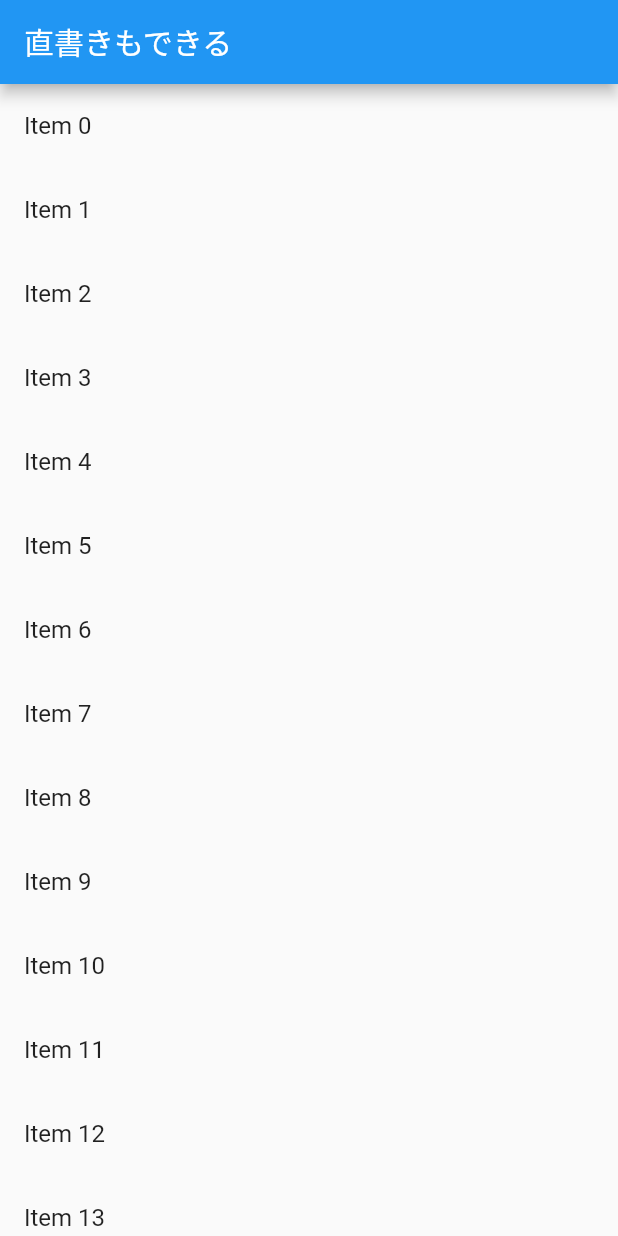
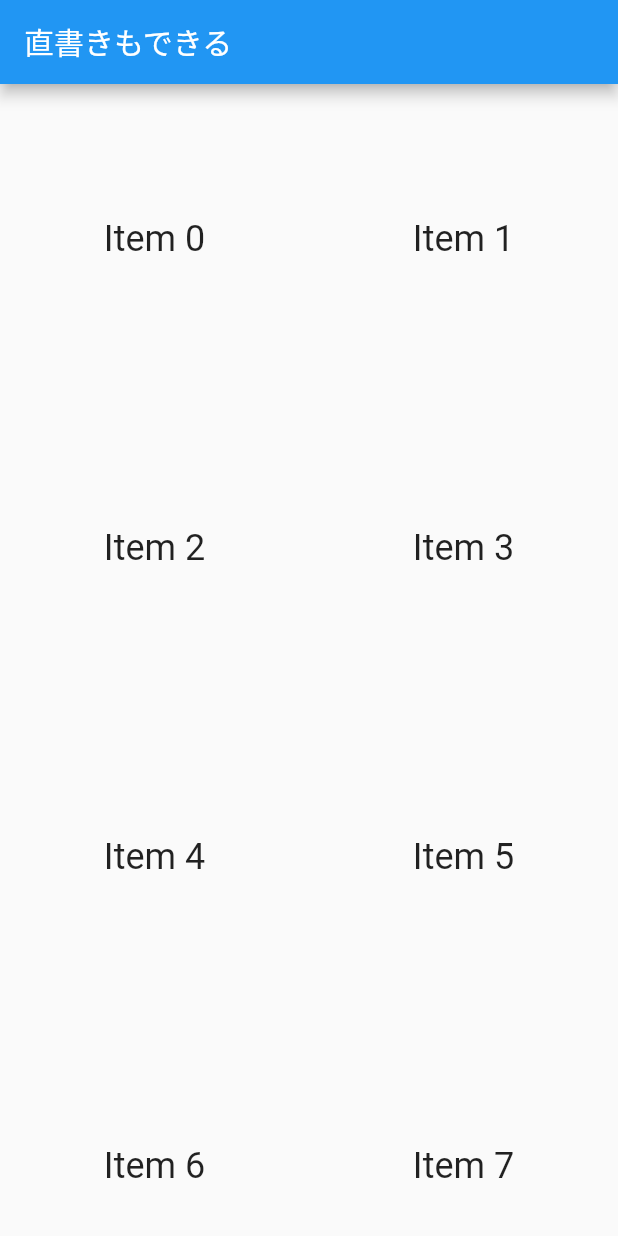
Before and after one commit to t-sakurai816/flutter-demo, a Flutter app: the screen it shows after launch, on a phone screen of 412 x 824 dp. Run offline on Flutter 3.47's test engine with Material 2 defaults, Android fonts, the phone set to English and light mode, and no system bars.

Commit message:
glid-lists

```diff
--- a/lib/main.dart
+++ b/lib/main.dart
@@ -39,15 +39,19 @@ class _MyHomePageState extends State<MyHomePage> {
       ),
       body: Container(
         width: double.infinity,
-        child: ListView.builder(
-          itemCount: items.length, //itemの個数
-          itemBuilder: (context, index) {
-            return ListTile(
-              title: Text(
-                '${items[index]}',
+        child: GridView.count(
+          // Create a grid with 2 columns. If you change the scrollDirection to
+          // horizontal, this produces 2 rows.
+          crossAxisCount: 2, //横のリストの数
+          // Generate 100 widgets that display their index in the List.
+          children: List.generate(100, (index) {
+            return Center(
+              child: Text(
+                'Item $index',
+                style: Theme.of(context).textTheme.headline5,
               ),
             );
-          },
+          }),
         ),
       ),
     );
```
